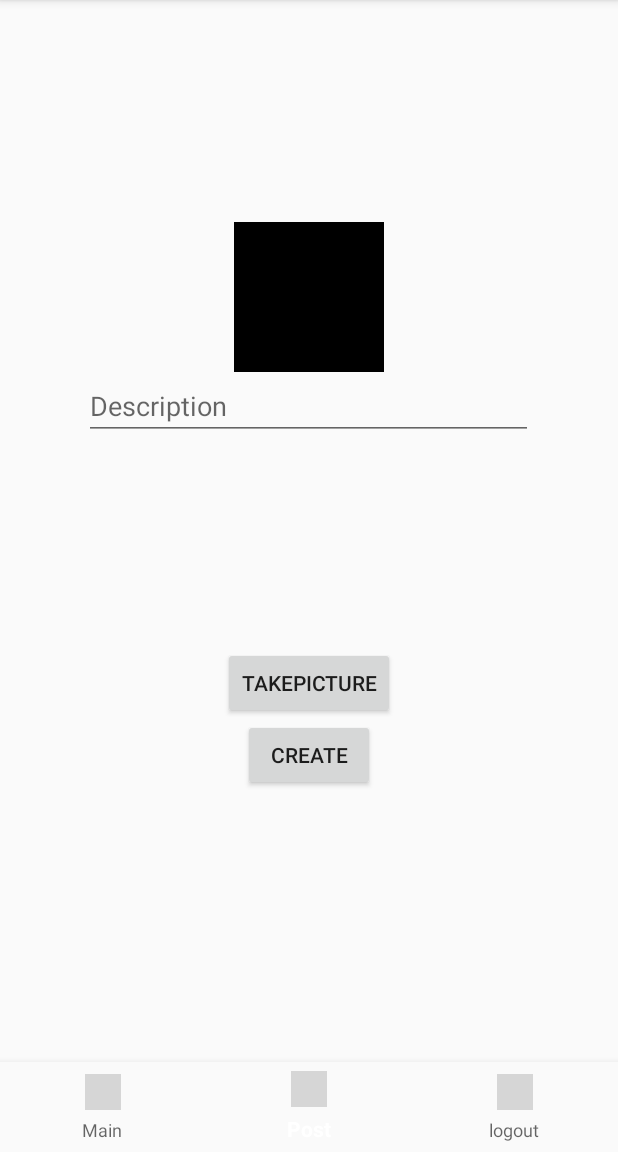
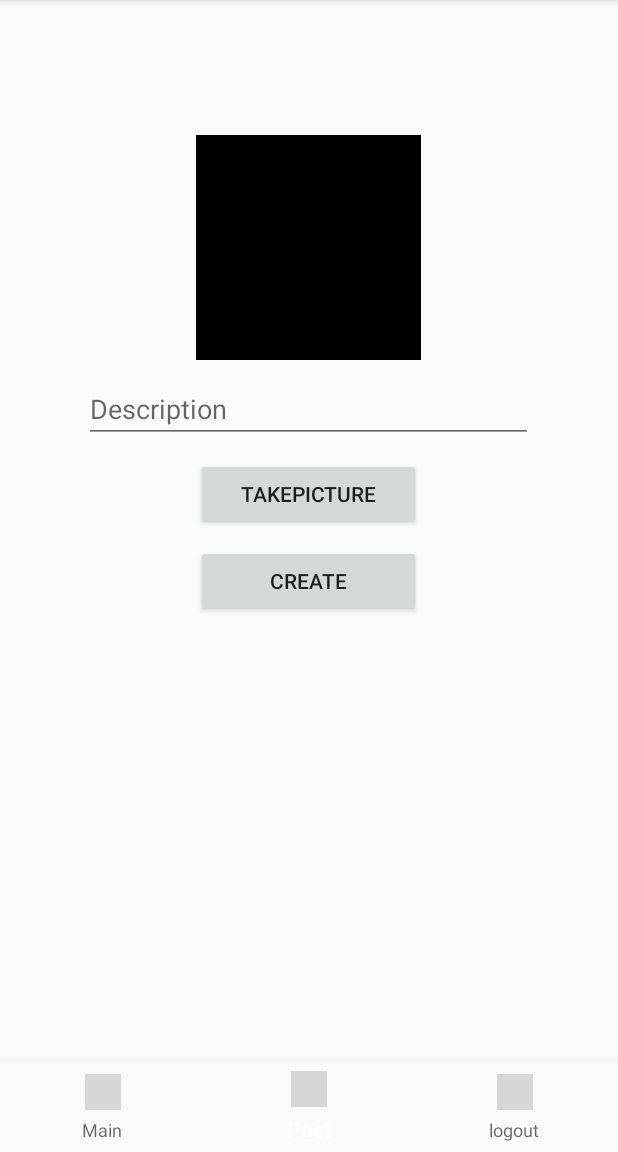
Before and after one commit to samantha-white26/Parsetagram, an Android app: the MainActivity screen opened directly, with no data from a screen before it, item 2 of the bottom bar chosen, on a phone screen of 412 x 824 dp, the part 84-1236 px from its top. Run offline under Robolectric (Android 15) with nearby library versions, the phone set to English and light mode, and no system bars; our stand-ins replace ButterKnife; libraries missing offline, so code that uses them is left out: com.parse, org.parceler; pictures from the network do not load; 4 statements that could not run were skipped; grey boxes are pictures that could not be loaded.

Commit message:
prior to working on post fragment

```diff
--- a/app/src/main/java/com/example/samanthawhite/parsetagram/CreatePostFragment.java
+++ b/app/src/main/java/com/example/samanthawhite/parsetagram/CreatePostFragment.java
@@ -43,14 +43,18 @@ public class CreatePostFragment extends Fragment {
     public static final int CAPTURE_IMAGE_ACTIVITY_REQUEST_CODE = 1034;
     public String photoFileName = "photo.jpg";
     File photoFile;
-    public final String TAG = "HomeActivity";
 
     static final int REQUEST_IMAGE_CAPTURE = 1;
+
+    private onItemSelectedListener listener;
+
+
 
     @BindView(R.id.etDescription) EditText descriptionInput;
     @BindView(R.id.btnCreate) Button createButton;
     @BindView(R.id.takepic_btn) Button pictureButton;
     @BindView(R.id.picture) ImageView ivPreview;
+
 
 
 
--- a/app/src/main/java/com/example/samanthawhite/parsetagram/MainActivity.java
+++ b/app/src/main/java/com/example/samanthawhite/parsetagram/MainActivity.java
@@ -17,10 +17,14 @@ import com.parse.ParseUser;
 
 public class MainActivity extends AppCompatActivity implements LogoutFragment.OnLogoutSelectedListener {
 
+
+
     @Override
     protected void onCreate(Bundle savedInstanceState) {
         super.onCreate(savedInstanceState);
         setContentView(R.layout.activity_main);
+
+
 
         Toolbar toolbar = findViewById(R.id.nav_toolbar);
 
@@ -85,6 +89,12 @@ public class MainActivity extends AppCompatActivity implements LogoutFragment.On
         }
     }
 
+
+    public void onMainCreateItemSelected() {
+
+
+    }
+
 //    public void postDetails(Post post){
 //        FragmentTransaction fragmentTransaction = fragmentManager.beginTransaction()
 //
--- /dev/null
+++ b/app/src/main/java/com/example/samanthawhite/parsetagram/onItemSelectedListener.java
@@ -0,0 +1,6 @@
+package com.example.samanthawhite.parsetagram;
+
+public interface onItemSelectedListener {
+        // This can be any number of events to be sent to the activity
+        void onMainCreateItemSelected();
+}
--- a/app/src/main/res/layout/fragment_create_post.xml
+++ b/app/src/main/res/layout/fragment_create_post.xml
@@ -6,7 +6,6 @@
     xmlns:app="http://schemas.android.com/apk/res-auto"
     tools:context=".CreatePostFragment">
 
-    <!-- TODO: Update blank fragment layout -->
 
     <RelativeLayout
         android:layout_width="match_parent"
@@ -17,35 +16,36 @@
             android:layout_width="299dp"
             android:layout_height="wrap_content"
             android:layout_below="@id/picture"
+            android:layout_marginTop="10dp"
             android:layout_centerHorizontal="true"
-            android:layout_marginBottom="186dp"
-            android:ems="10"
             android:hint="Description"
             android:inputType="textPersonName" />
 
         <Button
             android:id="@+id/btnCreate"
-            android:layout_width="wrap_content"
+            android:layout_width="150dp"
             android:layout_height="wrap_content"
-            android:layout_below="@id/etDescription"
             android:layout_centerHorizontal="true"
+            android:layout_below="@id/takepic_btn"
+            android:layout_marginTop="10dp"
             android:text="Create" />
 
         <Button
             android:id="@+id/takepic_btn"
-            android:layout_width="wrap_content"
+            android:layout_width="150dp"
             android:layout_height="wrap_content"
-            android:layout_above="@+id/btnCreate"
             android:layout_centerHorizontal="true"
+            android:layout_below="@id/etDescription"
+            android:layout_marginTop="10dp"
             android:text="TakePicture" />
 
         <ImageView
             android:id="@+id/picture"
-            android:layout_width="100dp"
-            android:layout_height="100dp"
+            android:layout_width="150dp"
+            android:layout_height="150dp"
             android:layout_alignParentTop="true"
             android:layout_centerHorizontal="true"
-            android:layout_marginTop="148dp"
+            android:layout_marginTop="90dp"
             app:srcCompat="@android:color/black" />
 
     </RelativeLayout>
```
